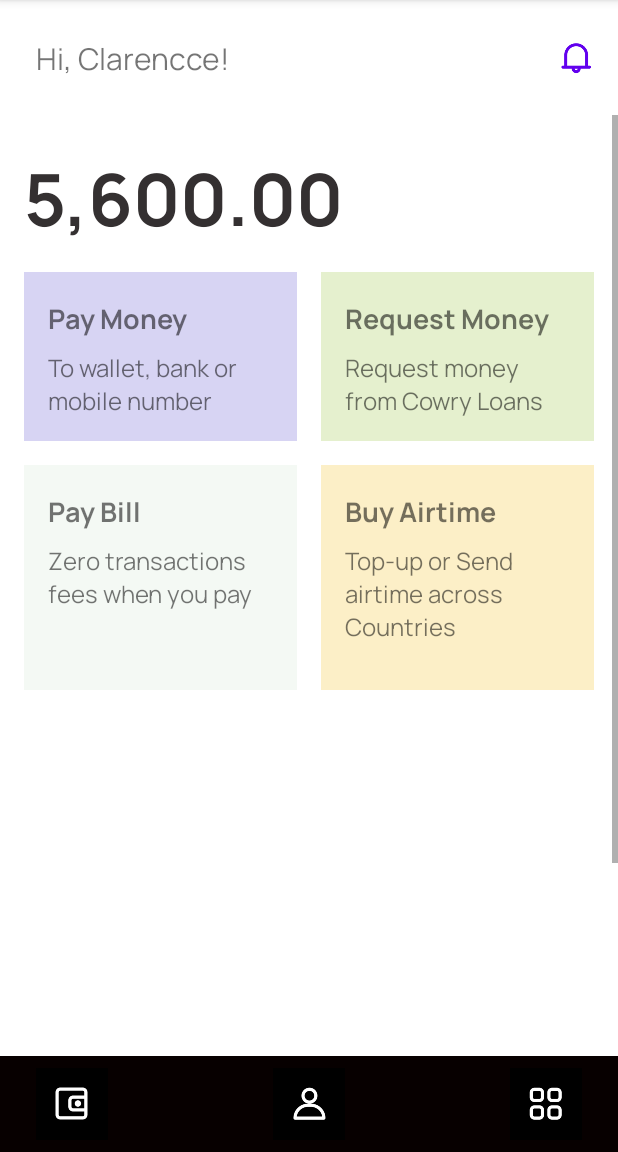
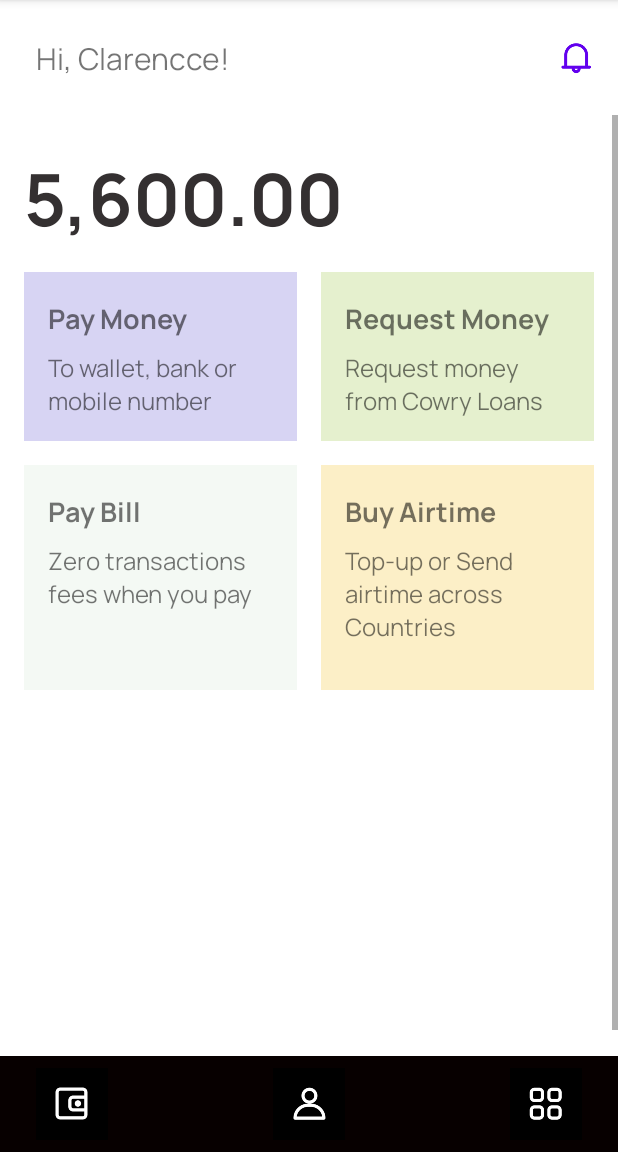
Before and after one commit to farhanhnfx/PPB-Sinau, an Android app: the first screen one second after launch (MainActivity), on a phone screen of 412 x 824 dp, the part 84-1236 px from its top. Run offline under Robolectric (Android 15) with nearby library versions, the phone set to English and light mode, and no system bars.

Commit message:
tugas pertemuan 4 + scroll view, fix

```diff
--- a/app/src/main/res/layout/activity_main.xml
+++ b/app/src/main/res/layout/activity_main.xml
@@ -17,11 +17,12 @@
         android:layout_width="match_parent"
         android:layout_height="0dp"
         app:layout_constraintTop_toBottomOf="@id/top_layout"
+        app:layout_constraintBottom_toBottomOf="parent"
         >
         <androidx.constraintlayout.widget.ConstraintLayout
             android:layout_width="match_parent"
             android:layout_height="wrap_content"
-            android:paddingBottom="800dp"
+            android:paddingBottom="400dp"
             >
             <TextView
                 android:id="@+id/txt_balance"
@@ -168,7 +169,6 @@
     </ScrollView>
 
     <include
-        android:id="@+id/bottom_layout"
         layout="@layout/bottom_layout"
         />
 
```
